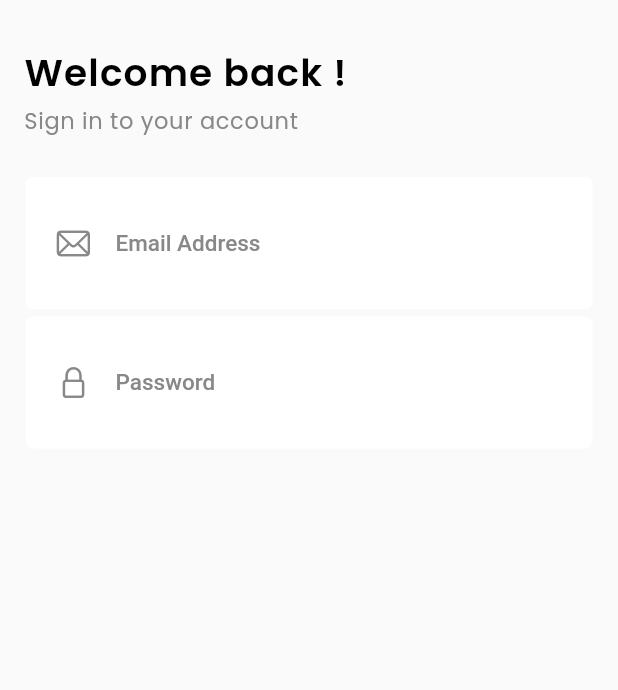
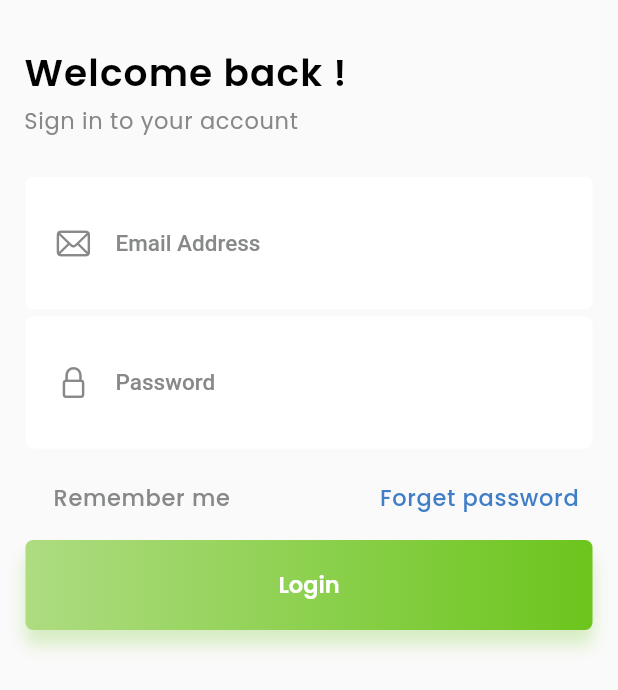
Before and after one commit to MArslan88/Big-Cart-Flutter, a Flutter app: the screen it shows after launch, on a phone screen of 412 x 824 dp. Shown: the top 690 px of the screen. Run offline on Flutter 3.47's test engine with Material 2 defaults, Android fonts, the phone set to English and light mode, and no system bars; our stand-ins replace flutter_switch, google_fonts.

Commit message:
app main button design

```diff
--- a/lib/screens/login/login_form.dart
+++ b/lib/screens/login/login_form.dart
@@ -1,5 +1,7 @@
+import 'package:big_cart/widgets/app_main_button.dart';
 import 'package:big_cart/widgets/email_authentication_field.dart';
 import 'package:big_cart/widgets/password_authentication_field.dart';
+import 'package:flutter_switch/flutter_switch.dart';
 import 'package:flutter/cupertino.dart';
 import 'package:flutter/material.dart';
 
@@ -30,6 +32,23 @@ class LoginForm extends StatelessWidget {
             SizedBox(height: 21),
             const EmailAuthenticationField(placeholder: "Email Address"),
             const PasswordAuthenticationField(placeholder: "Password"),
+            SizedBox(height: 21),
+            Padding(
+              padding: EdgeInsets.symmetric(horizontal: 26),
+              child: Row(
+                mainAxisSize: MainAxisSize.max,
+                children: [
+                  // place here switch button
+                  SizedBox(width: 9.43),
+                  Text("Remember me", style: paragraph1),
+                  Spacer(),
+                  Text("Forget password",
+                      style: paragraph1.copyWith(color: appBlueColor))
+                ],
+              ),
+            ),
+            SizedBox(height: 17),
+            AppMainButton()
           ],
         ),
       ),
--- /dev/null
+++ b/lib/widgets/app_main_button.dart
@@ -0,0 +1,30 @@
+import 'package:big_cart/shared/styles.dart';
+import 'package:flutter/material.dart';
+
+class AppMainButton extends StatelessWidget {
+  const AppMainButton({Key? key}) : super(key: key);
+
+  @override
+  Widget build(BuildContext context) {
+    return Container(
+      margin: EdgeInsets.symmetric(horizontal: 17),
+      alignment: Alignment.center,
+      height: 60,
+      decoration: BoxDecoration(
+        gradient: LinearGradient(
+          begin: Alignment.centerLeft,
+          end: Alignment.centerRight,
+          colors: [appGreenSecondary, appGreenColor],
+        ),
+        borderRadius: BorderRadius.circular(5),
+        boxShadow: [
+          BoxShadow(
+              color: appGreenColor.withOpacity(0.25),
+              offset: Offset(0, 10),
+              blurRadius: 9),
+        ],
+      ),
+      child: Text("Login", style: heading7),
+    );
+  }
+}
--- a/pubspec.yaml
+++ b/pubspec.yaml
@@ -47,6 +47,7 @@ dev_dependencies:
   flutter_lints: ^1.0.0
   google_fonts: ^2.3.1
   cupertino_icons: ^1.0.4
+  flutter_switch: ^0.3.2
 
 
 # For information on the generic Dart part of this file, see the
```
Also changed, not shown: pubspec.lock.
